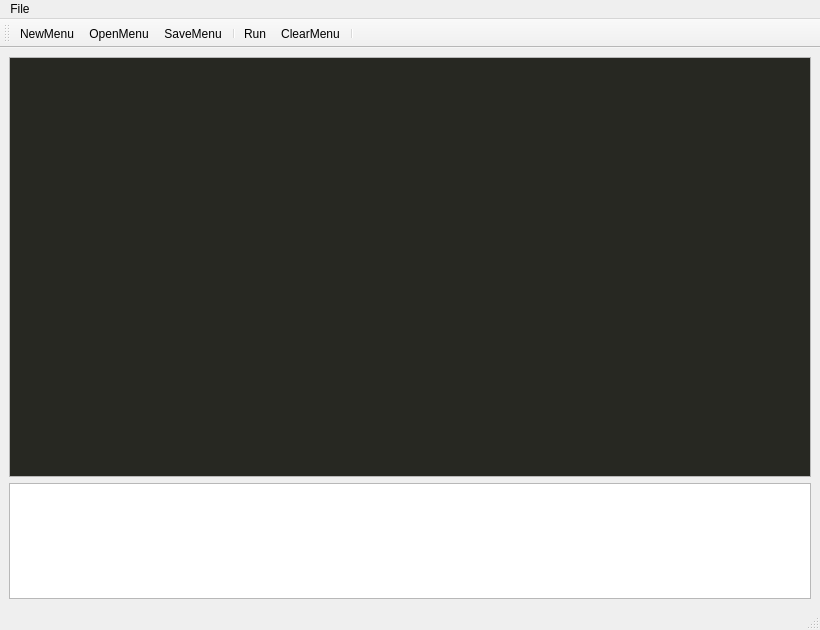
This is Forms/mainwindow.ui in NetworkShark/StormworksLuaEditor as Qt 5 draws it before an edit. The edited form follows.
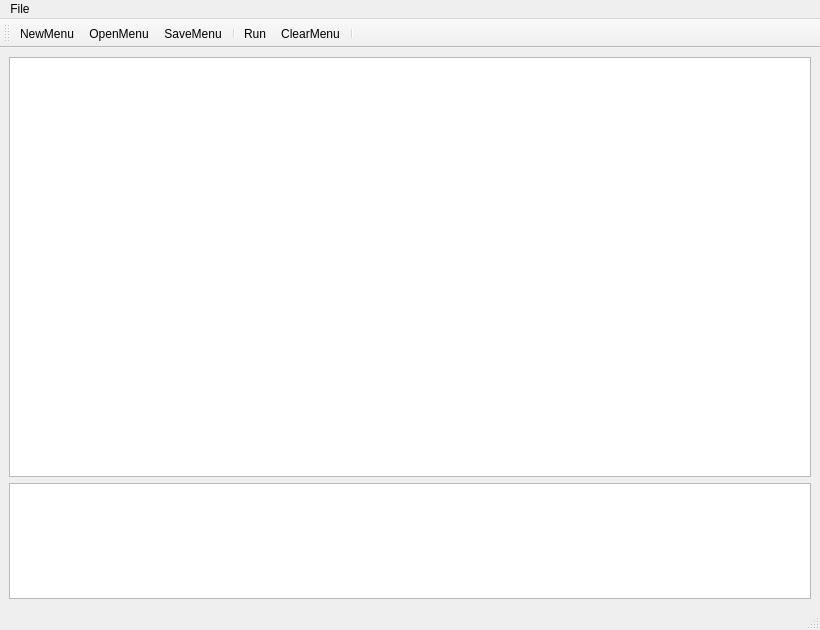
This is the edited form. Icons and pictures are not drawn.

What changed in the file:
```diff
--- a/Forms/mainwindow.ui
+++ b/Forms/mainwindow.ui
@@ -27,97 +27,6 @@
         <height>420</height>
        </size>
       </property>
-      <property name="palette">
-       <palette>
-        <active>
-         <colorrole role="Text">
-          <brush brushstyle="SolidPattern">
-           <color alpha="255">
-            <red>248</red>
-            <green>248</green>
-            <blue>242</blue>
-           </color>
-          </brush>
-         </colorrole>
-         <colorrole role="Base">
-          <brush brushstyle="SolidPattern">
-           <color alpha="255">
-            <red>39</red>
-            <green>40</green>
-            <blue>34</blue>
-           </color>
-          </brush>
-         </colorrole>
-         <colorrole role="PlaceholderText">
-          <brush brushstyle="SolidPattern">
-           <color alpha="128">
-            <red>248</red>
-            <green>248</green>
-            <blue>242</blue>
-           </color>
-          </brush>
-         </colorrole>
-        </active>
-        <inactive>
-         <colorrole role="Text">
-          <brush brushstyle="SolidPattern">
-           <color alpha="255">
-            <red>248</red>
-            <green>248</green>
-            <blue>242</blue>
-           </color>
-          </brush>
-         </colorrole>
-         <colorrole role="Base">
-          <brush brushstyle="SolidPattern">
-           <color alpha="255">
-            <red>39</red>
-            <green>40</green>
-            <blue>34</blue>
-           </color>
-          </brush>
-         </colorrole>
-         <colorrole role="PlaceholderText">
-          <brush brushstyle="SolidPattern">
-           <color alpha="128">
-            <red>248</red>
-            <green>248</green>
-            <blue>242</blue>
-           </color>
-          </brush>
-         </colorrole>
-        </inactive>
-        <disabled>
-         <colorrole role="Text">
-          <brush brushstyle="SolidPattern">
-           <color alpha="255">
-            <red>120</red>
-            <green>120</green>
-            <blue>120</blue>
-           </color>
-          </brush>
-         </colorrole>
-         <colorrole role="Base">
-          <brush brushstyle="SolidPattern">
-           <color alpha="255">
-            <red>240</red>
-            <green>240</green>
-            <blue>240</blue>
-           </color>
-          </brush>
-         </colorrole>
-         <colorrole role="PlaceholderText">
-          <brush brushstyle="SolidPattern">
-           <color alpha="128">
-            <red>0</red>
-            <green>0</green>
-            <blue>0</blue>
-           </color>
-          </brush>
-         </colorrole>
-        </disabled>
-       </palette>
-      </property>
       <property name="autoFillBackground">
        <bool>false</bool>
       </property>
```
